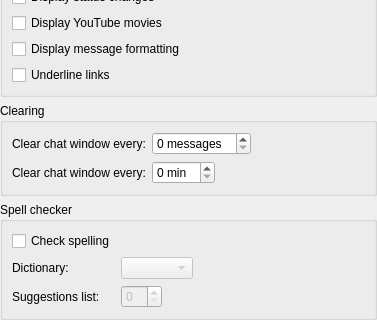
The window that src/widgets/settingpages/ChatWindowSettings.ui (KittyIM/Client) describes before a commit, drawn with Qt 5; both pictures show x 0 to 377 and y 233 to 553 of the 377 by 553 pixel window.
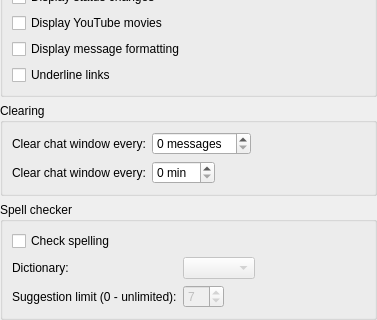
The same window after the commit. Custom widgets are drawn as their Qt base class.

Commit message: Limit spell checking suggestions.

Patch:
```diff
--- a/src/widgets/settingpages/ChatWindowSettings.ui
+++ b/src/widgets/settingpages/ChatWindowSettings.ui
@@ -269,7 +269,7 @@
       <item row="3" column="0">
        <widget class="QLabel" name="spellCheckSuggestionsLabel">
         <property name="text">
-         <string>Suggestions list:</string>
+         <string>Suggestion limit (0 - unlimited):</string>
         </property>
        </widget>
       </item>
@@ -278,6 +278,9 @@
         <property name="enabled">
          <bool>false</bool>
         </property>
+        <property name="value">
+         <number>7</number>
+        </property>
        </widget>
       </item>
      </layout>
```
The commit also changes 4 other files.
